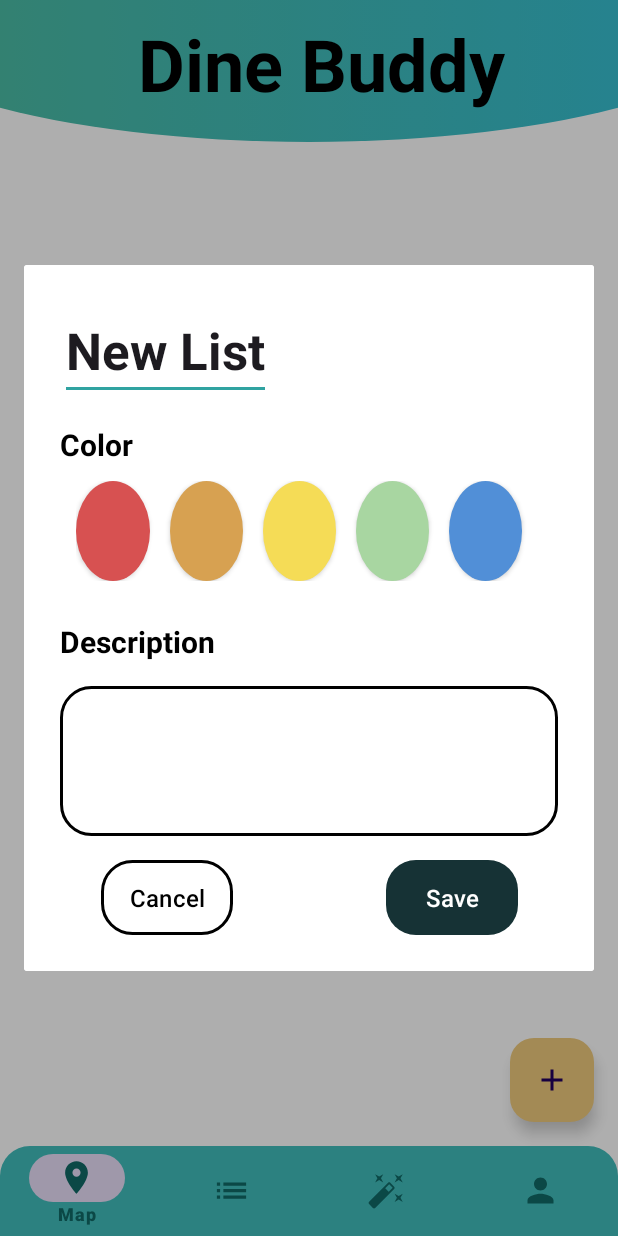
After one commit to kaitlynnchan/food-map, an Android app built with Jetpack Compose: the fragment ListDialog placed in its activity, on a phone screen of 412 x 824 dp. The commit adds this screen. Run offline under Robolectric (Android 15) with nearby library versions, the phone set to English and light mode, and no system bars; libraries missing offline, so code that uses them is left out: com.auth0.android.

Commit message:
Add create list feature
- create layout for list dialog
- dynamically add color option

```diff
--- a/app/src/main/java/com/foodmap/app/ui/MainActivity.java
+++ b/app/src/main/java/com/foodmap/app/ui/MainActivity.java
@@ -1,15 +1,19 @@
 package com.foodmap.app.ui;
 
 import android.os.Bundle;
+import android.view.View;
 
 import androidx.appcompat.app.AppCompatActivity;
+import androidx.fragment.app.FragmentManager;
 
 import com.foodmap.app.databinding.ActivityMainBinding;
 
 import com.foodmap.app.R;
+import com.foodmap.app.ui.main.ListDialog;
 import com.foodmap.app.ui.main.ListFragment;
 import com.foodmap.app.ui.main.MapsFragment;
 import com.foodmap.app.ui.main.ProfileFragment;
+import com.google.android.material.floatingactionbutton.FloatingActionButton;
 
 public class MainActivity extends AppCompatActivity {
 
@@ -50,6 +54,15 @@ public class MainActivity extends AppCompatActivity {
             }
             return false;
         });
+
+        binding.addFloatingButton.setOnClickListener(new View.OnClickListener() {
+            @Override
+            public void onClick(View v) {
+                FragmentManager manager = getSupportFragmentManager();
+                ListDialog listDialog = new ListDialog();
+                listDialog.show(manager, "");
+            }
+        });
     }
 
 }
--- /dev/null
+++ b/app/src/main/java/com/foodmap/app/ui/main/ListDialog.java
@@ -0,0 +1,94 @@
+package com.foodmap.app.ui.main;
+
+import android.content.res.TypedArray;
+import android.graphics.Color;
+import android.graphics.ColorFilter;
+import android.graphics.PorterDuff;
+import android.os.Bundle;
+
+import androidx.fragment.app.DialogFragment;
+import androidx.fragment.app.Fragment;
+
+import android.view.LayoutInflater;
+import android.view.View;
+import android.view.ViewGroup;
+import android.widget.Button;
+import android.widget.TableLayout;
+import android.widget.TableRow;
+
+import com.foodmap.app.R;
+
+
+/**
+ * A simple {@link Fragment} subclass.
+ * Use the {@link ListDialog#newInstance} factory method to
+ * create an instance of this fragment.
+ */
+public class ListDialog extends DialogFragment {
+
+
+    public ListDialog() {
+        // Required empty public constructor
+    }
+
+    /**
+     * Use this factory method to create a new instance of
+     * this fragment using the provided parameters.
+     *
+     * @param param1 Parameter 1.
+     * @param param2 Parameter 2.
+     * @return A new instance of fragment ListDialog.
+     */
+    // TODO: Rename and change types and number of parameters
+    public static ListDialog newInstance(String param1, String param2) {
+        ListDialog fragment = new ListDialog();
+        Bundle args = new Bundle();
+        fragment.setArguments(args);
+        return fragment;
+    }
+
+    @Override
+    public void onCreate(Bundle savedInstanceState) {
+        super.onCreate(savedInstanceState);
+        if (getArguments() != null) {
+        }
+    }
+
+    @Override
+    public View onCreateView(LayoutInflater inflater, ViewGroup container,
+                             Bundle savedInstanceState) {
+        // Inflate the layout for this fragment
+        View view = inflater.inflate(R.layout.dialog_list, container, false);
+        TableLayout colorOptionsTable = view.findViewById(R.id.colorOptionsTable);
+//        colorOptionsTable.removeAllViews();
+//
+        TableRow colorTableRow = new TableRow(view.getContext());
+        colorTableRow.setLayoutParams(new TableLayout.LayoutParams(
+                TableLayout.LayoutParams.MATCH_PARENT,
+                TableLayout.LayoutParams.MATCH_PARENT,
+                1.0f ));
+        colorTableRow.setPadding(16, 16, 16, 16);
+        colorOptionsTable.addView(colorTableRow);
+
+        TypedArray colorOptions = view.getResources().obtainTypedArray(R.array.color_option_array);
+        for(int i = 0; i < colorOptions.length(); i++){
+            view.getResources().getDrawable(R.drawable.round_button_background);
+
+            Button button = new Button(view.getContext());
+            TableRow.LayoutParams params = new TableRow.LayoutParams(100,100,1.0f);
+            params.setMarginEnd(20);
+            button.setLayoutParams(params);
+            button.setBackgroundResource(R.drawable.round_button_background);
+            button.getBackground().setColorFilter(colorOptions.getColor(i, 0), PorterDuff.Mode.SRC_IN);
+            button.setOnClickListener(new View.OnClickListener() {
+                @Override
+                public void onClick(View v) {
+                }
+            });
+
+            colorTableRow.addView(button);
+        }
+
+        return view;
+    }
+}
--- /dev/null
+++ b/app/src/main/res/drawable/round_button_background.xml
@@ -0,0 +1,19 @@
+<?xml version="1.0" encoding="utf-8"?>
+<selector xmlns:android="http://schemas.android.com/apk/res/android">
+    <item android:state_pressed="true" android:state_selected="true">
+        <shape android:shape="oval">
+            <solid
+                android:color="@color/white"/>
+            <stroke
+                android:width="5dp"
+                android:color="@color/black" />
+        </shape>
+    </item>
+
+    <item>
+        <shape android:shape="oval">
+            <solid
+                android:color="@color/white"/>
+        </shape>
+    </item>
+</selector>
--- a/app/src/main/res/layout/activity_main.xml
+++ b/app/src/main/res/layout/activity_main.xml
@@ -6,7 +6,7 @@
     android:layout_height="match_parent"
     android:background="#FFFFFF"
     android:fitsSystemWindows="true"
-    tools:context=".app.ui.MainActivity">
+    tools:context=".ui.MainActivity">
 
     <androidx.appcompat.widget.Toolbar
         android:id="@+id/titleToolbar"
@@ -50,7 +50,7 @@
     </com.google.android.material.bottomnavigation.BottomNavigationView>
 
     <com.google.android.material.floatingactionbutton.FloatingActionButton
-        android:id="@+id/floatingAddButton"
+        android:id="@+id/addFloatingButton"
         android:layout_width="wrap_content"
         android:layout_height="wrap_content"
         android:layout_marginEnd="16dp"
--- /dev/null
+++ b/app/src/main/res/layout/dialog_list.xml
@@ -0,0 +1,151 @@
+<?xml version="1.0" encoding="utf-8"?>
+<androidx.constraintlayout.widget.ConstraintLayout xmlns:android="http://schemas.android.com/apk/res/android"
+    xmlns:app="http://schemas.android.com/apk/res-auto"
+    xmlns:tools="http://schemas.android.com/tools"
+    android:layout_width="wrap_content"
+    android:layout_height="wrap_content"
+    android:background="@color/white"
+    android:padding="24dp"
+    tools:context=".ui.main.ListDialog">
+
+    <EditText
+        android:id="@+id/listNameEditText"
+        android:layout_width="wrap_content"
+        android:layout_height="wrap_content"
+        android:text="New List"
+        android:textSize="34sp"
+        android:textStyle="bold"
+        app:layout_constraintStart_toStartOf="parent"
+        app:layout_constraintTop_toTopOf="parent" />
+
+    <TextView
+        android:id="@+id/colorText"
+        android:layout_width="wrap_content"
+        android:layout_height="wrap_content"
+        android:layout_marginTop="16dp"
+        android:text="Color"
+        android:textColor="@color/black"
+        android:textSize="20sp"
+        android:textStyle="bold"
+        app:layout_constraintStart_toStartOf="parent"
+        app:layout_constraintTop_toBottomOf="@+id/listNameEditText" />
+
+    <EditText
+        android:id="@+id/descriptionEditText"
+        android:layout_width="0dp"
+        android:layout_height="100dp"
+        android:layout_marginTop="16dp"
+        android:background="@drawable/box_background"
+        android:ems="10"
+        android:gravity="start|top"
+        android:inputType="textMultiLine"
+        android:padding="10dp"
+        app:layout_constraintEnd_toEndOf="parent"
+        app:layout_constraintHorizontal_bias="0.0"
+        app:layout_constraintStart_toStartOf="parent"
+        app:layout_constraintTop_toBottomOf="@+id/descriptionText" />
+
+    <Button
+        android:id="@+id/cancelButton"
+        android:layout_width="wrap_content"
+        android:layout_height="wrap_content"
+        android:layout_marginTop="16dp"
+        android:layout_marginEnd="24dp"
+        android:background="@drawable/box_background"
+        android:padding="10dp"
+        android:text="Cancel"
+        android:textColor="@color/black"
+        android:textSize="16sp"
+        app:backgroundTint="@null"
+        app:layout_constraintBottom_toBottomOf="parent"
+        app:layout_constraintEnd_toStartOf="@+id/space"
+        app:layout_constraintStart_toStartOf="parent"
+        app:layout_constraintTop_toBottomOf="@+id/descriptionEditText" />
+
+    <Button
+        android:id="@+id/saveButton"
+        android:layout_width="wrap_content"
+        android:layout_height="wrap_content"
+        android:layout_marginStart="24dp"
+        android:background="@drawable/button_background"
+        android:padding="10dp"
+        android:text="Save"
+        android:textColor="@color/white"
+        android:textSize="16sp"
+        app:backgroundTint="@null"
+        app:layout_constraintBottom_toBottomOf="parent"
+        app:layout_constraintEnd_toEndOf="parent"
+        app:layout_constraintStart_toEndOf="@+id/space" />
+
+    <TextView
+        android:id="@+id/descriptionText"
+        android:layout_width="wrap_content"
+        android:layout_height="wrap_content"
+        android:layout_marginTop="16dp"
+        android:text="Description"
+        android:textColor="@color/black"
+        android:textSize="20sp"
+        android:textStyle="bold"
+        app:layout_constraintStart_toStartOf="parent"
+        app:layout_constraintTop_toBottomOf="@+id/colorOptionsTable" />
+
+    <Space
+        android:id="@+id/space"
+        android:layout_width="wrap_content"
+        android:layout_height="wrap_content"
+        app:layout_constraintBottom_toBottomOf="parent"
+        app:layout_constraintEnd_toEndOf="parent"
+        app:layout_constraintStart_toStartOf="parent"
+        app:layout_constraintTop_toBottomOf="@+id/descriptionEditText" />
+
+    <TableLayout
+        android:id="@+id/colorOptionsTable"
+        android:layout_width="wrap_content"
+        android:layout_height="wrap_content"
+        app:layout_constraintStart_toStartOf="parent"
+        app:layout_constraintTop_toBottomOf="@+id/colorText">
+
+        <!--        <TableRow-->
+        <!--            android:layout_width="wrap_content"-->
+        <!--            android:layout_height="match_parent"-->
+        <!--            android:padding="10dp">-->
+
+        <!--            <Button-->
+        <!--                android:id="@+id/colorButton1"-->
+        <!--                android:layout_width="34dp"-->
+        <!--                android:layout_height="34dp"-->
+        <!--                android:layout_marginRight="16dp"-->
+        <!--                android:background="@drawable/round_button_background" />-->
+
+        <!--            <Button-->
+        <!--                android:id="@+id/colorButton2"-->
+        <!--                android:layout_width="34dp"-->
+        <!--                android:layout_height="34dp"-->
+        <!--                android:layout_marginRight="10dp"-->
+        <!--                android:background="@drawable/round_button_background" />-->
+
+        <!--            <Button-->
+        <!--                android:id="@+id/colorButton3"-->
+        <!--                android:layout_width="34dp"-->
+        <!--                android:layout_height="34dp"-->
+        <!--                android:layout_marginRight="10dp"-->
+        <!--                android:background="@drawable/round_button_background" />-->
+
+        <!--            <Button-->
+        <!--                android:id="@+id/colorButton4"-->
+        <!--                android:layout_width="34dp"-->
+        <!--                android:layout_height="34dp"-->
+        <!--                android:layout_marginRight="10dp"-->
+        <!--                android:background="@drawable/round_button_background" />-->
+
+        <!--            <Button-->
+        <!--                android:id="@+id/colorButton5"-->
+        <!--                android:layout_width="34dp"-->
+        <!--                android:layout_height="34dp"-->
+        <!--                android:layout_marginRight="10dp"-->
+        <!--                android:background="@drawable/round_button_background" />-->
+        <!--        </TableRow>-->
+
+    </TableLayout>
+
+</androidx.constraintlayout.widget.ConstraintLayout>
--- /dev/null
+++ b/app/src/main/res/values/arrays.xml
@@ -0,0 +1,10 @@
+<?xml version="1.0" encoding="utf-8"?>
+<resources>
+    <array name="color_option_array">
+        <item>@color/red</item>
+        <item>@color/orange</item>
+        <item>@color/bright_yellow</item>
+        <item>@color/green</item>
+        <item>@color/blue</item>
+    </array>
+</resources>
--- a/app/src/main/res/values/colors.xml
+++ b/app/src/main/res/values/colors.xml
@@ -1,8 +1,8 @@
 <?xml version="1.0" encoding="utf-8"?>
 <resources>
-    <color name="purple_200">#FFBB86FC</color>
-    <color name="purple_500">#FF6200EE</color>
-    <color name="purple_700">#FF3700B3</color>
+<!--    <color name="purple_200">#FFBB86FC</color>-->
+<!--    <color name="purple_500">#FF6200EE</color>-->
+<!--    <color name="purple_700">#FF3700B3</color>-->
     <color name="teal_200">#FF03DAC5</color>
     <color name="teal_700">#FF018786</color>
     <color name="black">#FF000000</color>
@@ -15,4 +15,10 @@
     <color name="light_aqua">#40BDBB</color>
     <color name="dark_aqua">#106967</color>
     <color name="aqua_highlight">#30A3A1</color>
+
+    <color name="red">#D75151</color>
+    <color name="orange">#D7A151</color>
+    <color name="bright_yellow">#F5DC56</color>
+    <color name="green">#A8D6A1</color>
+    <color name="blue">#518FD7</color>
 </resources>
```
